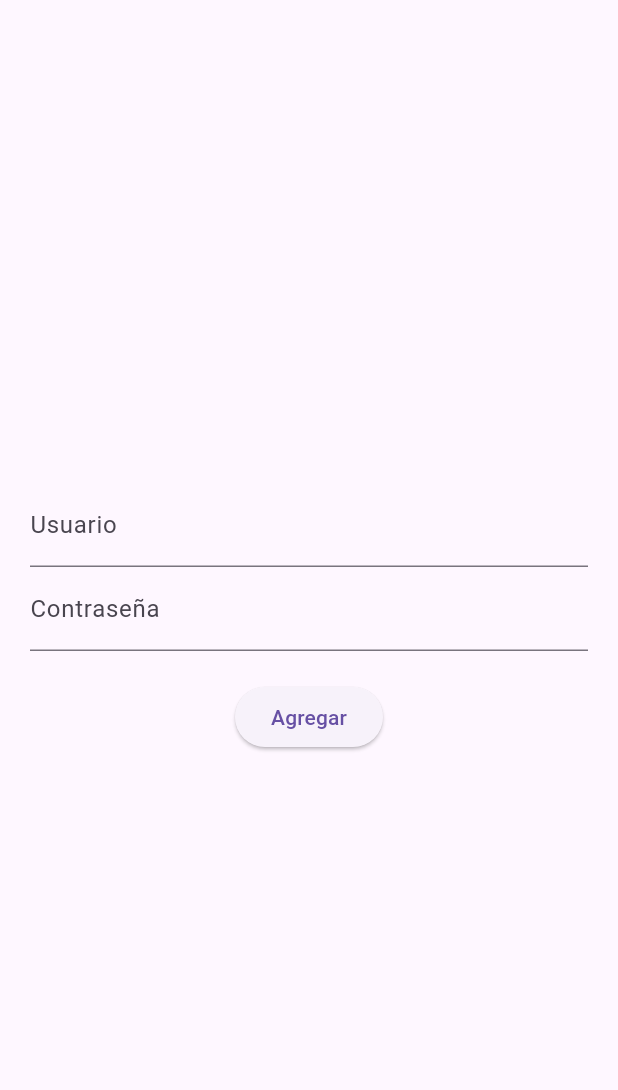
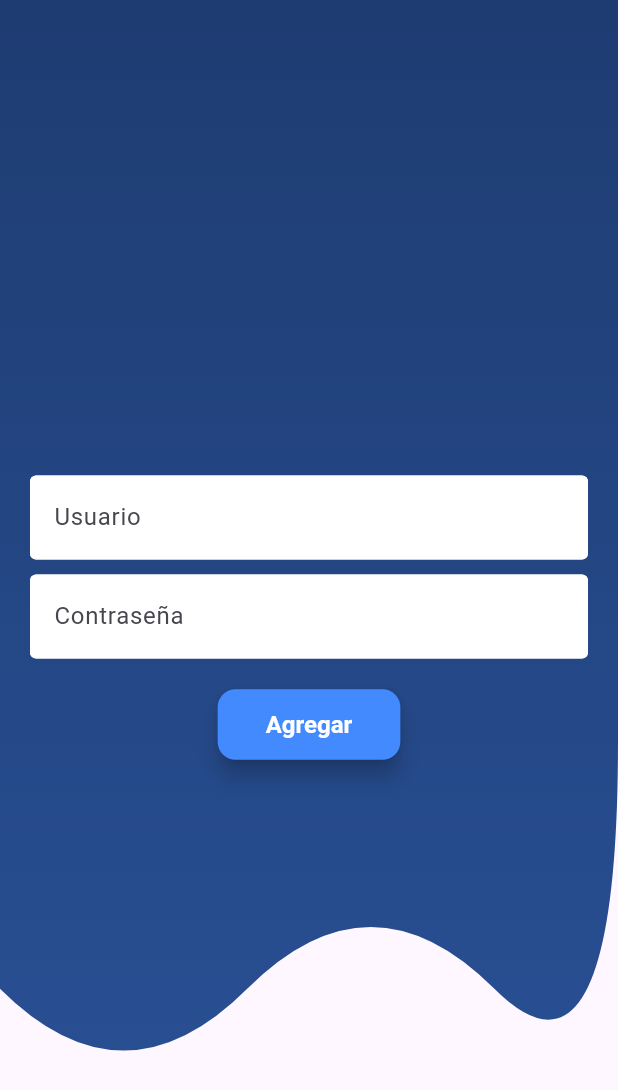
Before and after one commit to SamirL0912/BlocNew-Dio, a Flutter app: the screen it shows after launch, after a tap on "Agregar", after a tap on "Reintentar", on a phone screen of 412 x 824 dp. Shown: the top 1090 px of the screen. Run offline on Flutter 3.47's test engine with Material 3 defaults, Android fonts, the phone set to English and light mode, and no system bars; our stand-ins replace bloc, dio, flutter_bloc; network calls fail.

Commit message:
Agregacion de painter

```diff
--- a/pages/lib/main.dart
+++ b/pages/lib/main.dart
@@ -1,5 +1,6 @@
 import 'package:flutter/material.dart';
 import 'pages/login/inicial_view.dart';
+import 'pages/login/widgets/BackgroundLogin.dart';
 
 void main() {
   runApp(const MyApp());
@@ -12,7 +13,14 @@ class MyApp extends StatelessWidget {
   Widget build(BuildContext context) {
     return const MaterialApp(
       debugShowCheckedModeBanner: false,
-      home: InicialView(),
+      home: Scaffold(
+        body: Stack(
+          children: [
+            BackgroundLogin(),
+            SafeArea(child: Center(child: InicialView())),
+          ],
+        ),
+      ),
     );
   }
 }
--- /dev/null
+++ b/pages/lib/pages/login/widgets/BackgroundLogin.dart
@@ -0,0 +1,58 @@
+import 'package:flutter/material.dart';
+
+class BackgroundLogin extends StatelessWidget {
+  const BackgroundLogin({super.key});
+
+  @override
+  Widget build(BuildContext context) {
+    return Container(
+      height: double.infinity,
+      width: double.infinity,
+      child: CustomPaint(painter: _BackgroundLoginPainter()),
+    );
+  }
+}
+
+class _BackgroundLoginPainter extends CustomPainter {
+  @override
+  void paint(Canvas canvas, Size size) {
+    final paint =
+        Paint()
+          ..shader = const LinearGradient(
+            colors: [Color(0xFF1E3C72), Color(0xFF2A5298)],
+            begin: Alignment.topCenter,
+            end: Alignment.bottomCenter,
+          ).createShader(Rect.fromLTWH(0, 0, size.width, size.height));
+
+    final path = Path();
+
+    path.moveTo(0, size.height * 0.6);
+    path.lineTo(0, size.height * 0.8);
+    path.quadraticBezierTo(
+      size.width * 0.2,
+      size.height * 0.9,
+      size.width * 0.4,
+      size.height * 0.8,
+    );
+    path.quadraticBezierTo(
+      size.width * 0.6,
+      size.height * 0.7,
+      size.width * 0.8,
+      size.height * 0.8,
+    );
+    path.quadraticBezierTo(
+      size.width,
+      size.height * 0.9,
+      size.width,
+      size.height * 0.6,
+    );
+    path.lineTo(size.width, 0);
+    path.lineTo(0, 0);
+    path.close();
+
+    canvas.drawPath(path, paint);
+  }
+
+  @override
+  bool shouldRepaint(covariant CustomPainter oldDelegate) => false;
+}
--- a/pages/lib/pages/login/widgets/initial_view.dart
+++ b/pages/lib/pages/login/widgets/initial_view.dart
@@ -1,46 +1,99 @@
 import 'package:flutter/material.dart';
 import 'package:flutter_bloc/flutter_bloc.dart';
+import 'package:pages/pages/login/widgets/backgroundLogin.dart';
 import '../cubit/login_cubit.dart';
 
 class InitialLoginView extends StatefulWidget {
   const InitialLoginView({super.key});
 
   @override
-  State<InitialLoginView> createState() => _InitialLoginViewState();
+  State<InitialLoginView> createState() => InitialLoginViewState();
 }
 
-class _InitialLoginViewState extends State<InitialLoginView> {
-  final _userController = TextEditingController();
-  final _passController = TextEditingController();
+class InitialLoginViewState extends State<InitialLoginView> {
+  final userController = TextEditingController();
+  final passController = TextEditingController();
 
   @override
   Widget build(BuildContext context) {
-    return Padding(
+    return Scaffold(
+      body: Stack(
+        children: [
+          const BackgroundLogin(),
+          Center(
+            child: Padding(
               padding: const EdgeInsets.all(20),
               child: Column(
                 mainAxisAlignment: MainAxisAlignment.center,
                 children: [
                   TextField(
-            controller: _userController,
-            decoration: const InputDecoration(labelText: "Usuario"),
+                    controller: userController,
+                    decoration: const InputDecoration(
+                      labelText: "Usuario",
+                      filled: true,
+                      fillColor: Colors.white,
+                      border: OutlineInputBorder(
+                        borderSide: BorderSide(color: Colors.white),
                       ),
+                      enabledBorder: OutlineInputBorder(
+                        borderSide: BorderSide(color: Colors.white),
+                      ),
+                      focusedBorder: OutlineInputBorder(
+                        borderSide: BorderSide(color: Colors.white),
+                      ),
+                    ),
+                  ),
+                  const SizedBox(height: 10),
                   TextField(
-            controller: _passController,
+                    controller: passController,
                     obscureText: true,
-            decoration: const InputDecoration(labelText: "Contraseña"),
+                    decoration: const InputDecoration(
+                      labelText: "Contraseña",
+                      filled: true,
+                      fillColor: Colors.white,
+                      border: OutlineInputBorder(
+                        borderSide: BorderSide(color: Colors.white),
+                      ),
+                      enabledBorder: OutlineInputBorder(
+                        borderSide: BorderSide(color: Colors.white),
+                      ),
+                      focusedBorder: OutlineInputBorder(
+                        borderSide: BorderSide(color: Colors.white),
+                      ),
+                    ),
                   ),
                   const SizedBox(height: 20),
                   ElevatedButton(
+                    style: ElevatedButton.styleFrom(
+                      backgroundColor: Colors.blueAccent,
+                      foregroundColor: Colors.white,
+                      padding: const EdgeInsets.symmetric(
+                        horizontal: 32,
+                        vertical: 14,
+                      ),
+                      elevation: 6,
+                      shape: RoundedRectangleBorder(
+                        borderRadius: BorderRadius.circular(12),
+                      ),
+                      textStyle: const TextStyle(
+                        fontSize: 16,
+                        fontWeight: FontWeight.bold,
+                      ),
+                    ),
                     onPressed: () {
                       context.read<LoginCubit>().login(
-                _userController.text,
-                _passController.text,
+                        userController.text,
+                        passController.text,
                       );
                     },
                     child: const Text("Agregar"),
                   ),
                 ],
               ),
+            ),
+          ),
+        ],
+      ),
     );
   }
 }
```
Also changed, not shown: pages/lib/pages/login/services/api_services.dart (+6 -6 lines), pages/lib/pages/princi/success_view.dart (+13 -5 lines), pages/lib/pages/princi/widgets/BackgroundHome.dart (added, +42 -0 lines), pages/lib/pages/princi/widgets/success_home.dart (+27 -2 lines). Lines whose indentation alone changed are shown as unchanged.
